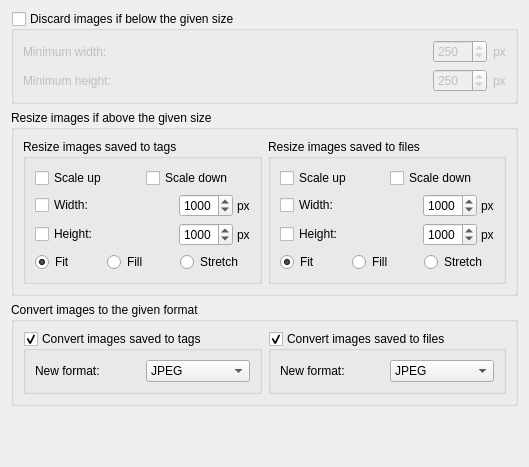
This is ui/options_cover_processing.ui in metabrainz/picard as Qt 5 draws it before an edit. The edited form follows.
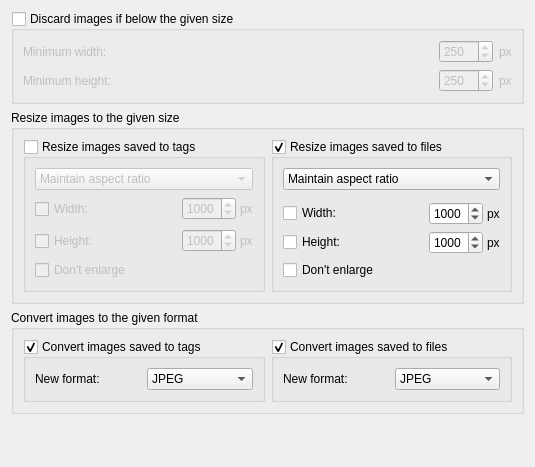
This is the edited form.

Commit message: Improve image resizing options UI

```diff
--- a/ui/options_cover_processing.ui
+++ b/ui/options_cover_processing.ui
@@ -6,7 +6,7 @@
    <rect>
     <x>0</x>
     <y>0</y>
-    <width>529</width>
+    <width>535</width>
     <height>467</height>
    </rect>
   </property>
@@ -140,7 +140,7 @@
    <item>
     <widget class="QGroupBox" name="resizing">
      <property name="title">
-      <string>Resize images if above the given size</string>
+      <string>Resize images to the given size</string>
      </property>
      <property name="checkable">
       <bool>false</bool>
@@ -150,47 +150,34 @@
      </property>
      <layout class="QHBoxLayout" name="horizontalLayout_7">
       <item>
-       <widget class="QGroupBox" name="save_to_tags">
+       <widget class="QGroupBox" name="tags_scale_down">
         <property name="title">
          <string>Resize images saved to tags </string>
         </property>
         <property name="checkable">
-         <bool>false</bool>
+         <bool>true</bool>
         </property>
         <property name="checked">
          <bool>false</bool>
         </property>
         <layout class="QVBoxLayout" name="verticalLayout_3">
          <item>
-          <widget class="QWidget" name="tags_scale_widget" native="true">
-           <layout class="QHBoxLayout" name="horizontalLayout_8">
-            <property name="leftMargin">
-             <number>0</number>
+          <widget class="QComboBox" name="tags_resize_mode">
+           <item>
+            <property name="text">
+             <string>Maintain aspect ratio</string>
             </property>
-            <property name="topMargin">
-             <number>0</number>
+           </item>
+           <item>
+            <property name="text">
+             <string>Crop to fit</string>
             </property>
-            <property name="rightMargin">
-             <number>0</number>
+           </item>
+           <item>
+            <property name="text">
+             <string>Stretch to fit</string>
             </property>
-            <property name="bottomMargin">
-             <number>0</number>
-            </property>
-            <item>
-             <widget class="QCheckBox" name="tags_scale_up">
-              <property name="text">
-               <string>Scale up</string>
-              </property>
-             </widget>
-            </item>
-            <item>
-             <widget class="QCheckBox" name="tags_scale_down">
-              <property name="text">
-               <string>Scale down</string>
-              </property>
-             </widget>
-            </item>
-           </layout>
+           </item>
           </widget>
          </item>
          <item>
@@ -308,65 +295,43 @@
           </widget>
          </item>
          <item>
-          <widget class="QWidget" name="tags_resize_mode" native="true">
-           <layout class="QHBoxLayout" name="horizontalLayout_10">
-            <property name="spacing">
-             <number>2</number>
-            </property>
-            <property name="leftMargin">
-             <number>0</number>
-            </property>
-            <property name="topMargin">
-             <number>0</number>
-            </property>
-            <property name="rightMargin">
-             <number>0</number>
-            </property>
-            <property name="bottomMargin">
-             <number>0</number>
-            </property>
-            <item>
-             <widget class="QRadioButton" name="tags_keep">
-              <property name="text">
-               <string>Fit</string>
-              </property>
-              <property name="checked">
-               <bool>true</bool>
-              </property>
-             </widget>
-            </item>
-            <item>
-             <widget class="QRadioButton" name="tags_crop">
-              <property name="text">
-               <string>Fill</string>
-              </property>
-             </widget>
-            </item>
-            <item>
-             <widget class="QRadioButton" name="tags_stretch">
-              <property name="text">
-               <string>Stretch</string>
-              </property>
-             </widget>
-            </item>
-           </layout>
+          <widget class="QCheckBox" name="tags_scale_up">
+           <property name="text">
+            <string>Don't enlarge</string>
+           </property>
           </widget>
          </item>
         </layout>
        </widget>
       </item>
       <item>
-       <widget class="QGroupBox" name="save_to_file">
+       <widget class="QGroupBox" name="file_scale_down">
         <property name="title">
          <string>Resize images saved to files</string>
         </property>
         <property name="checkable">
-         <bool>false</bool>
-        </property>
-        <property name="checked">
-         <bool>false</bool>
+         <bool>true</bool>
         </property>
         <layout class="QVBoxLayout" name="verticalLayout_4">
+         <item>
+          <widget class="QComboBox" name="file_resize_mode">
+           <item>
+            <property name="text">
+             <string>Maintain aspect ratio</string>
+            </property>
+           </item>
+           <item>
+            <property name="text">
+             <string>Crop to fit</string>
+            </property>
+           </item>
+           <item>
+            <property name="text">
+             <string>Stretch to fit</string>
+            </property>
+           </item>
+          </widget>
+         </item>
          <item>
           <widget class="QWidget" name="file_scale_widget" native="true">
            <layout class="QHBoxLayout" name="horizontalLayout_9">
@@ -382,20 +347,6 @@
             <property name="bottomMargin">
              <number>0</number>
             </property>
-            <item>
-             <widget class="QCheckBox" name="file_scale_up">
-              <property name="text">
-               <string>Scale up</string>
-              </property>
-             </widget>
-            </item>
-            <item>
-             <widget class="QCheckBox" name="file_scale_down">
-              <property name="text">
-               <string>Scale down</string>
-              </property>
-             </widget>
-            </item>
            </layout>
           </widget>
          </item>
@@ -514,48 +465,10 @@
           </widget>
          </item>
          <item>
-          <widget class="QWidget" name="file_resize_mode" native="true">
-           <layout class="QHBoxLayout" name="horizontalLayout_11">
-            <property name="spacing">
-             <number>2</number>
-            </property>
-            <property name="leftMargin">
-             <number>0</number>
-            </property>
-            <property name="topMargin">
-             <number>0</number>
-            </property>
-            <property name="rightMargin">
-             <number>0</number>
-            </property>
-            <property name="bottomMargin">
-             <number>0</number>
-            </property>
-            <item>
-             <widget class="QRadioButton" name="file_keep">
-              <property name="text">
-               <string>Fit</string>
-              </property>
-              <property name="checked">
-               <bool>true</bool>
-              </property>
-             </widget>
-            </item>
-            <item>
-             <widget class="QRadioButton" name="file_crop">
-              <property name="text">
-               <string>Fill</string>
-              </property>
-             </widget>
-            </item>
-            <item>
-             <widget class="QRadioButton" name="file_stretch">
-              <property name="text">
-               <string>Stretch</string>
-              </property>
-             </widget>
-            </item>
-           </layout>
+          <widget class="QCheckBox" name="file_scale_up">
+           <property name="text">
+            <string>Don't enlarge</string>
+           </property>
           </widget>
          </item>
         </layout>
```
The commit also changes 6 other files.
